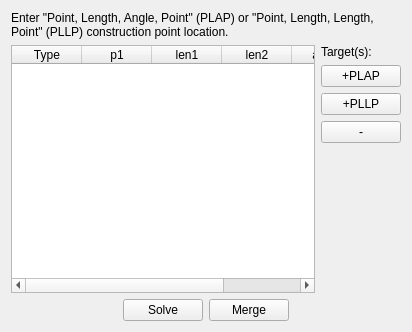
Old version of the form core/panel/run_Triangle_Solver.ui in the repository KmolYuan/Pyslvs-UI.
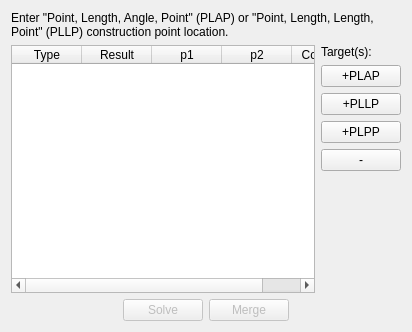
New version of the form. Icons and pictures are not drawn.

Diff of the .ui file:
```diff
--- a/core/panel/run_Triangle_Solver.ui
+++ b/core/panel/run_Triangle_Solver.ui
@@ -49,31 +49,26 @@
           <normaloff>:/icons/TS.png</normaloff>:/icons/TS.png</iconset>
         </property>
        </column>
+       <column>
+        <property name="text">
+         <string>Result</string>
+        </property>
+       </column>
        <column>
         <property name="text">
          <string>p1</string>
         </property>
        </column>
-       <column>
-        <property name="text">
-         <string>len1</string>
-        </property>
-       </column>
-       <column>
-        <property name="text">
-         <string>len2</string>
-        </property>
-       </column>
-       <column>
-        <property name="text">
-         <string>angle</string>
-        </property>
-       </column>
        <column>
         <property name="text">
          <string>p2</string>
         </property>
        </column>
+       <column>
+        <property name="text">
+         <string>Condition</string>
+        </property>
+       </column>
       </widget>
      </item>
      <item>
@@ -110,6 +105,13 @@
          </property>
         </widget>
        </item>
+       <item>
+        <widget class="QPushButton" name="pluse_PLPP">
+         <property name="text">
+          <string>+PLPP</string>
+         </property>
+        </widget>
+       </item>
        <item>
         <widget class="QPushButton" name="remove_botton">
          <property name="text">
@@ -151,6 +153,9 @@
      </item>
      <item>
       <widget class="QPushButton" name="Solve">
+       <property name="enabled">
+        <bool>false</bool>
+       </property>
        <property name="text">
         <string>Solve</string>
        </property>
@@ -158,6 +163,9 @@
      </item>
      <item>
       <widget class="QPushButton" name="Merge">
+       <property name="enabled">
+        <bool>false</bool>
+       </property>
        <property name="text">
         <string>Merge</string>
        </property>
```
Left out of the diff: 3 changed lines with no effect on the pictures.
